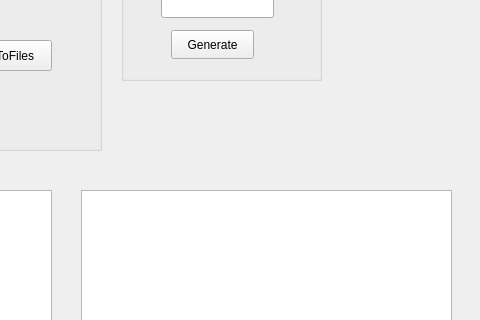
Old version of the form mainwindow.ui in the repository kotvaldo/aus_2_gui; both pictures show x 819 to 1299 and y 259 to 579 of the 1299 by 667 pixel window.
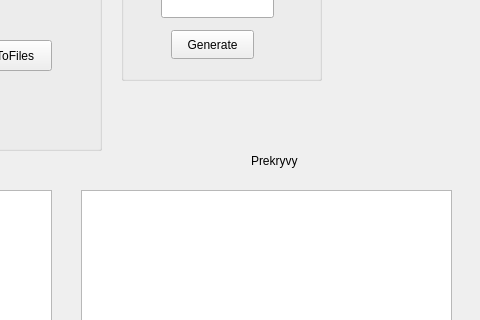
New version of the form.

```diff
--- a/mainwindow.ui
+++ b/mainwindow.ui
@@ -541,6 +541,19 @@
      </rect>
     </property>
    </widget>
+   <widget class="QLabel" name="label_24">
+    <property name="geometry">
+     <rect>
+      <x>1070</x>
+      <y>390</y>
+      <width>51</width>
+      <height>21</height>
+     </rect>
+    </property>
+    <property name="text">
+     <string>Prekryvy</string>
+    </property>
+   </widget>
   </widget>
   <widget class="QMenuBar" name="menubar">
    <property name="geometry">
```
Left out of the diff: 2 changed lines with no effect on the pictures.
